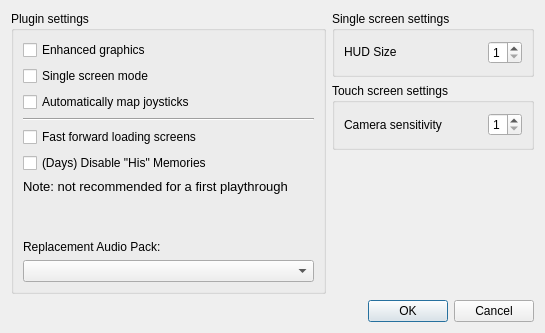
Before: the Qt Designer form src/frontend/qt_sdl/PluginSettingsDialog.ui in vitor251093/KHMelonMix, drawn with Qt 5.
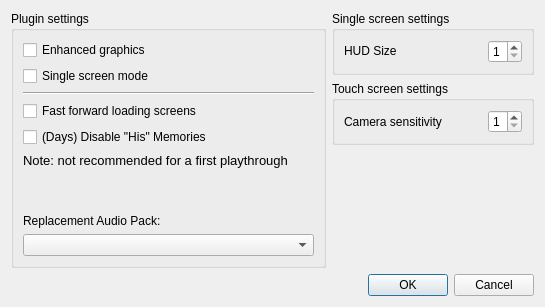
After: the same form once the commit is applied.

Commit message: Moving automatic mapping checkbox to input settings

The edit to the form file:
```diff
--- a/src/frontend/qt_sdl/PluginSettingsDialog.ui
+++ b/src/frontend/qt_sdl/PluginSettingsDialog.ui
@@ -7,7 +7,7 @@
     <x>0</x>
     <y>0</y>
     <width>560</width>
-    <height>350</height>
+    <height>327</height>
    </rect>
   </property>
   <property name="sizePolicy">
@@ -147,33 +147,7 @@
       <string>Plugin settings</string>
      </property>
      <layout class="QGridLayout" name="gridLayout_2">
-      <item row="3" column="0" colspan="2">
-       <widget class="Line" name="line">
-        <property name="orientation">
-         <enum>Qt::Orientation::Horizontal</enum>
-        </property>
-       </widget>
-      </item>
       <item row="6" column="0">
-       <widget class="QLabel" name="label_3">
-        <property name="font">
-         <font>
-          <pointsize>10</pointsize>
-         </font>
-        </property>
-        <property name="text">
-         <string>Note: not recommended for a first playthrough</string>
-        </property>
-       </widget>
-      </item>
-      <item row="5" column="0">
-       <widget class="QCheckBox" name="cbDaysDisableHisMemories">
-        <property name="text">
-         <string>(Days) Disable &quot;His&quot; Memories</string>
-        </property>
-       </widget>
-      </item>
-      <item row="7" column="0">
        <spacer name="verticalSpacer">
         <property name="orientation">
          <enum>Qt::Orientation::Vertical</enum>
@@ -186,17 +160,7 @@
         </property>
        </spacer>
       </item>
-      <item row="0" column="0">
-       <widget class="QCheckBox" name="cbEnhancedGraphics">
-        <property name="whatsThis">
-         <string>&lt;html&gt;&lt;head/&gt;&lt;body&gt;&lt;p&gt;Make changes to the game HUD so it can be adapted to any aspect ratio. Requires a plugin to be properly developed for that specific game.&lt;/p&gt;&lt;/body&gt;&lt;/html&gt;</string>
-        </property>
-        <property name="text">
-         <string>Enhanced graphics</string>
-        </property>
-       </widget>
-      </item>
-      <item row="4" column="0">
+      <item row="3" column="0">
        <widget class="QCheckBox" name="cbFFLoadingScreens">
         <property name="whatsThis">
          <string>&lt;html&gt;&lt;head/&gt;&lt;body&gt;&lt;p&gt;Fast forward the ingame loading screens. May cause audio glitches, unless you use a replacement audio pack. Requires a plugin to be properly developed for that specific game.&lt;/p&gt;&lt;/body&gt;&lt;/html&gt;</string>
@@ -206,13 +170,32 @@
         </property>
        </widget>
       </item>
-      <item row="9" column="0" colspan="2">
+      <item row="2" column="0" colspan="2">
+       <widget class="Line" name="line">
+        <property name="orientation">
+         <enum>Qt::Orientation::Horizontal</enum>
+        </property>
+       </widget>
+      </item>
+      <item row="8" column="0" colspan="2">
        <widget class="QComboBox" name="cbxAudioPack">
         <property name="whatsThis">
          <string>&lt;html&gt;&lt;head/&gt;&lt;body&gt;&lt;p&gt;Replaces the audio tracks of the game with an installed audio pack. Requires a plugin to be properly developed for that specific game.&lt;/p&gt;&lt;/body&gt;&lt;/html&gt;</string>
         </property>
        </widget>
       </item>
+      <item row="5" column="0">
+       <widget class="QLabel" name="label_3">
+        <property name="font">
+         <font>
+          <pointsize>10</pointsize>
+         </font>
+        </property>
+        <property name="text">
+         <string>Note: not recommended for a first playthrough</string>
+        </property>
+       </widget>
+      </item>
       <item row="1" column="0">
        <widget class="QCheckBox" name="cbSingleScreenMode">
         <property name="whatsThis">
@@ -223,17 +206,27 @@
         </property>
        </widget>
       </item>
-      <item row="8" column="0" colspan="2">
+      <item row="7" column="0" colspan="2">
        <widget class="QLabel" name="label">
         <property name="text">
          <string>Replacement Audio Pack:</string>
         </property>
        </widget>
       </item>
-      <item row="2" column="0">
-       <widget class="QCheckBox" name="cbAutoMapJoysticks">
+      <item row="0" column="0">
+       <widget class="QCheckBox" name="cbEnhancedGraphics">
+        <property name="whatsThis">
+         <string>&lt;html&gt;&lt;head/&gt;&lt;body&gt;&lt;p&gt;Make changes to the game HUD so it can be adapted to any aspect ratio. Requires a plugin to be properly developed for that specific game.&lt;/p&gt;&lt;/body&gt;&lt;/html&gt;</string>
+        </property>
         <property name="text">
-         <string>Automatically map joysticks</string>
+         <string>Enhanced graphics</string>
+        </property>
+       </widget>
+      </item>
+      <item row="4" column="0">
+       <widget class="QCheckBox" name="cbDaysDisableHisMemories">
+        <property name="text">
+         <string>(Days) Disable &quot;His&quot; Memories</string>
         </property>
        </widget>
       </item>
```
The commit also changes 6 other files.
